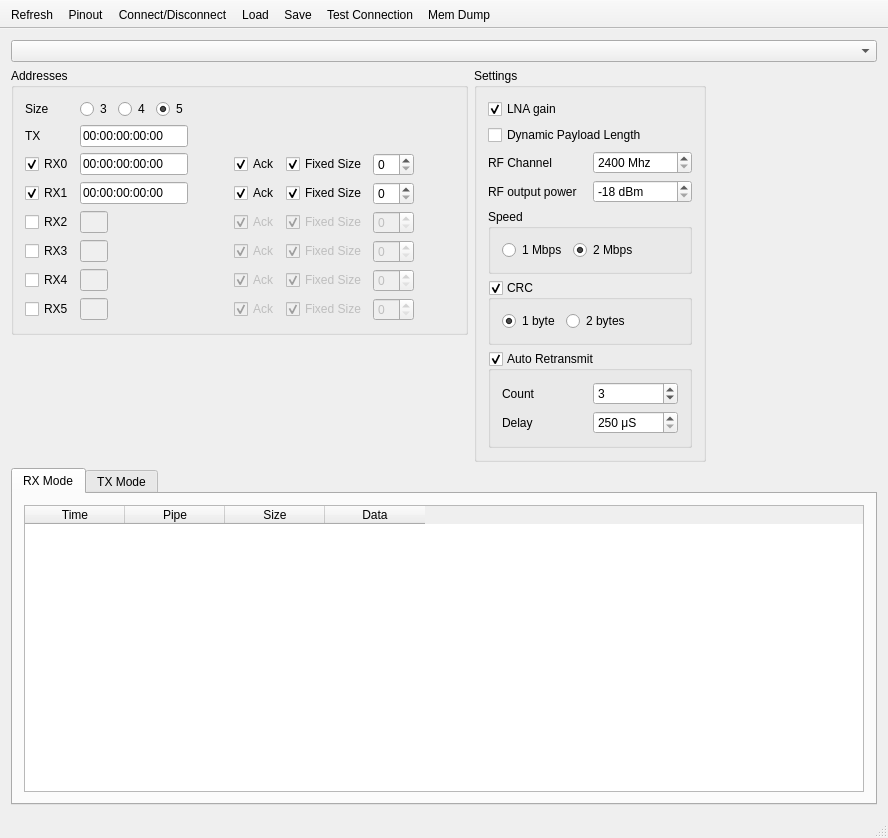
This is ui/mainwindow.ui in eg-ops/FTDI_nRF24L01 as Qt 5 draws it before an edit. The edited form follows.
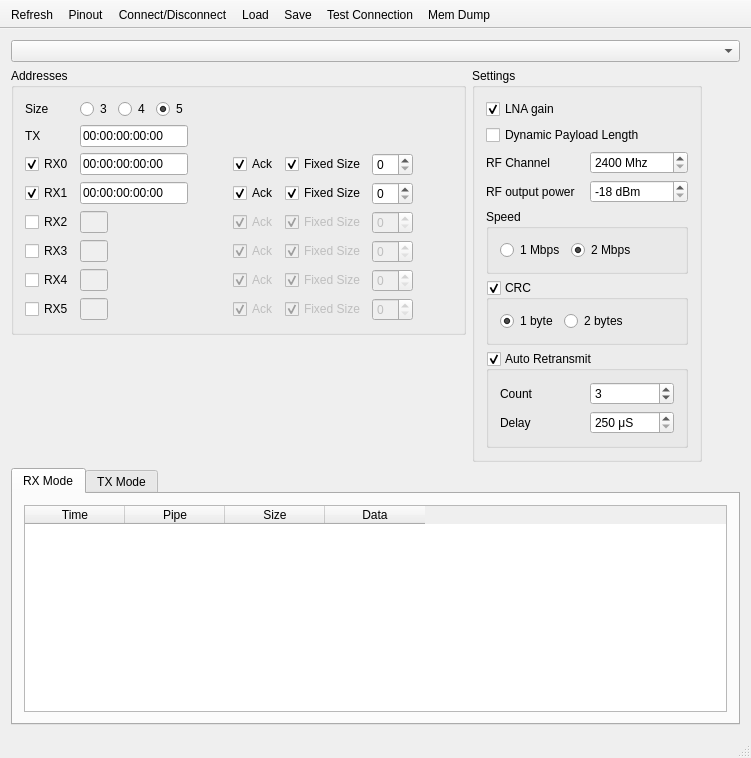
This is the edited form. Icons and pictures are not drawn.

Patch:
```diff
--- a/ui/mainwindow.ui
+++ b/ui/mainwindow.ui
@@ -6,8 +6,8 @@
    <rect>
     <x>0</x>
     <y>0</y>
-    <width>888</width>
-    <height>838</height>
+    <width>751</width>
+    <height>758</height>
    </rect>
   </property>
   <property name="sizePolicy">
```
Left out of the diff: 66 changed lines with no effect on the pictures.
